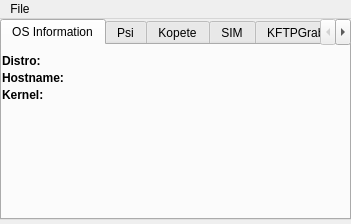
The window that mainwindow.ui (CryptoManiac/pswdrec) describes before a commit, drawn with Qt 5.
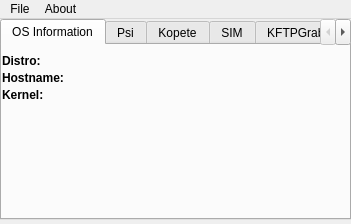
The same window after the commit. Icons and pictures are not drawn.

```diff
--- a/mainwindow.ui
+++ b/mainwindow.ui
@@ -250,7 +250,7 @@
      <x>0</x>
      <y>0</y>
      <width>351</width>
-     <height>23</height>
+     <height>26</height>
     </rect>
    </property>
    <widget class="QMenu" name="menuFile">
@@ -259,7 +259,14 @@
     </property>
     <addaction name="actionExit"/>
    </widget>
+   <widget class="QMenu" name="menuAbout">
+    <property name="title">
+     <string>About</string>
+    </property>
+    <addaction name="actionAbout"/>
+   </widget>
    <addaction name="menuFile"/>
+   <addaction name="menuAbout"/>
   </widget>
   <action name="actionExit">
    <property name="text">
```
Left out of the diff: 5 changed lines with no effect on the pictures.
